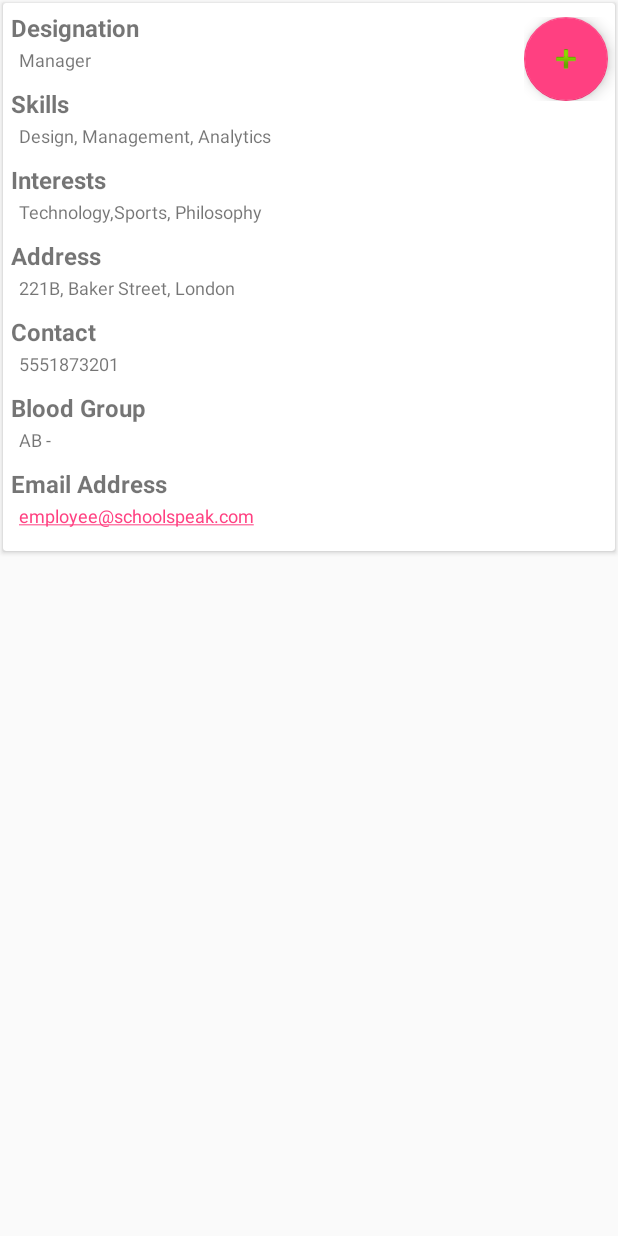
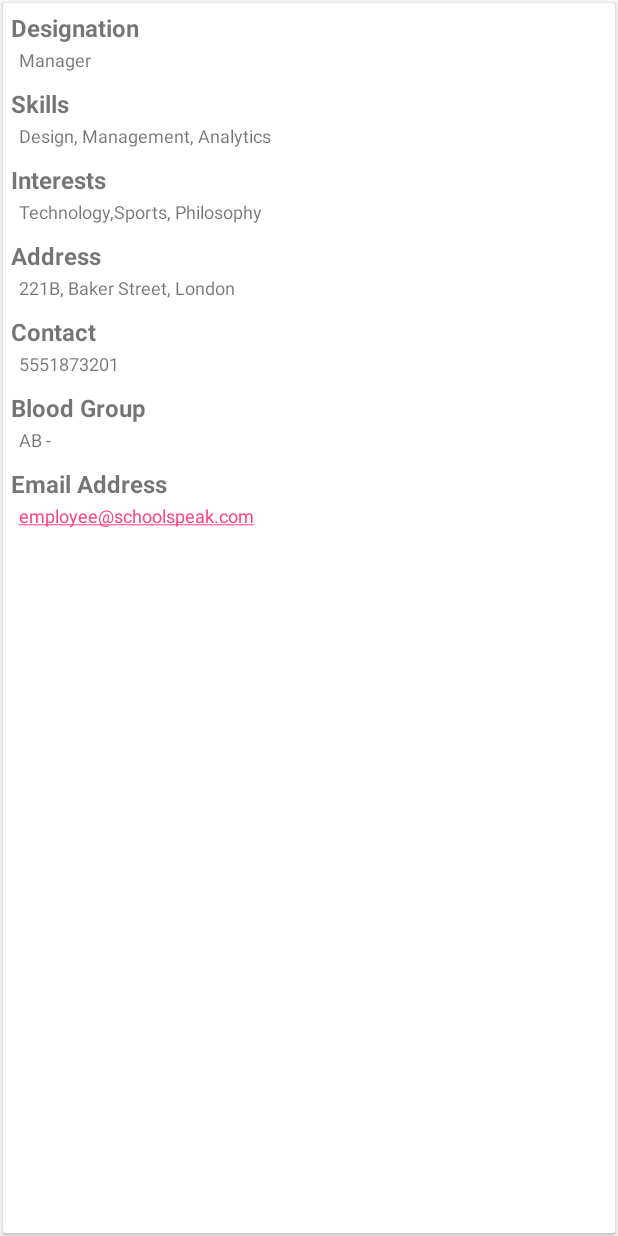
Before and after one commit to andromeda1911/DataBaseNew, an Android app: the layout card_layout.xml on its own in the app's theme, with its tools: preview values and no code run, on a phone screen of 412 x 824 dp. Run offline under Robolectric (Android 15) with nearby library versions, the phone set to English and light mode, and no system bars.

Commit message:
nav_activities

```diff
--- a/app/src/main/java/com/example/nikhilsridhar/database/Login.java
+++ b/app/src/main/java/com/example/nikhilsridhar/database/Login.java
@@ -60,7 +60,7 @@ public class Login extends AppCompatActivity implements View.OnClickListener {
                     break;
                 }
                 else
-                    Toast.makeText(this, "Min 6 characters for username & password without spaces", Toast.LENGTH_SHORT).show();
+                    Toast.makeText(this, "Min 7 characters for username & password without spaces", Toast.LENGTH_SHORT).show();
                 break;
 
             case R.id.bReg:
--- a/app/src/main/res/layout/activity_change_password.xml
+++ b/app/src/main/res/layout/activity_change_password.xml
@@ -28,6 +28,7 @@
         android:layout_marginLeft="180dp"
         android:layout_marginTop="-35dp"
         android:inputType="textPassword"
+        android:id="@+id/pass1"
         />
     <TextView
         android:layout_width="wrap_content"
@@ -43,6 +44,7 @@
         android:layout_marginLeft="180dp"
         android:layout_marginTop="-35dp"
         android:inputType="textPassword"
+        android:id="@+id/pass2"
         />
     <TextView
         android:layout_width="wrap_content"
@@ -58,6 +60,7 @@
         android:layout_marginLeft="180dp"
         android:layout_marginTop="-35dp"
         android:inputType="textPassword"
+        android:id="@+id/pass3"
         />
 
     <Button
--- a/app/src/main/res/layout/activity_edit_profile.xml
+++ b/app/src/main/res/layout/activity_edit_profile.xml
@@ -24,6 +24,7 @@
      android:textSize="18dp"
      />
     <EditText
+        android:id="@+id/editName"
         android:layout_width="160dp"
         android:layout_height="wrap_content"
         android:layout_marginLeft="180dp"
@@ -38,6 +39,7 @@
         android:textSize="18dp"
         />
     <EditText
+        android:id="@+id/editDesig"
         android:layout_width="160dp"
         android:layout_height="wrap_content"
         android:layout_marginLeft="180dp"
@@ -53,6 +55,7 @@
         android:textSize="18dp"
         />
     <EditText
+        android:id="@+id/editEmail"
         android:layout_width="160dp"
         android:layout_height="wrap_content"
         android:layout_marginLeft="180dp"
--- a/app/src/main/res/layout/card_layout.xml
+++ b/app/src/main/res/layout/card_layout.xml
@@ -1,16 +1,10 @@
 <?xml version="1.0" encoding="utf-8"?>
 <android.support.v7.widget.CardView xmlns:android="http://schemas.android.com/apk/res/android"
-    android:layout_width="match_parent"
-    android:layout_height="wrap_content"
+    android:layout_width="fill_parent"
+    android:layout_height="fill_parent"
     android:layout_margin="2dp"
     >
-    <include layout="@layout/floating_button"
-        android:layout_width="wrap_content"
-        android:layout_height="wrap_content"
-        android:layout_gravity="center|right"
-        android:layout_marginBottom="145dp"
-        android:layout_marginRight="-15dp"
-        />
+
 
     <LinearLayout
         android:layout_width="match_parent"
--- a/app/src/main/res/layout/floating_button.xml
+++ b/app/src/main/res/layout/floating_button.xml
@@ -12,5 +12,6 @@
         android:src="@android:drawable/ic_input_add"
         android:background="#3056AD"
 
+
         />
 </LinearLayout>
```
Also changed, not shown: app/src/main/java/com/example/nikhilsridhar/database/ChangePassword.java (+16 -0 lines), app/src/main/java/com/example/nikhilsridhar/database/Details.java (+5 -2 lines), app/src/main/java/com/example/nikhilsridhar/database/EditProfile.java (+14 -0 lines), app/src/main/java/com/example/nikhilsridhar/database/MainActivity.java (+3 -4 lines), app/src/main/res/layout/contact_details_layout.xml (+7 -1 lines).
